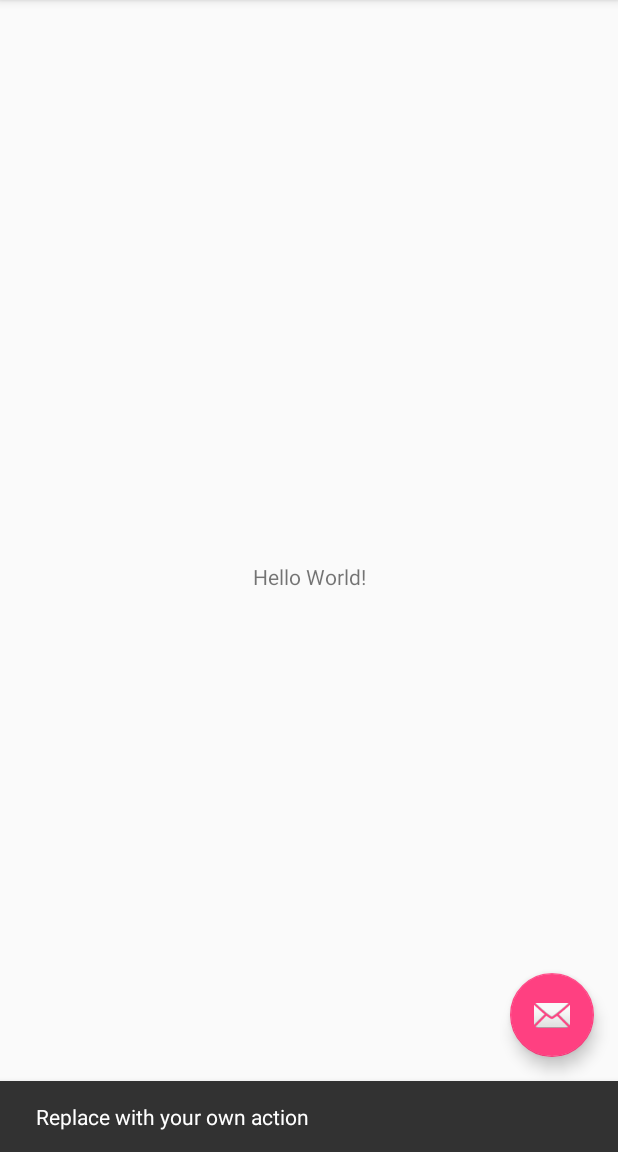
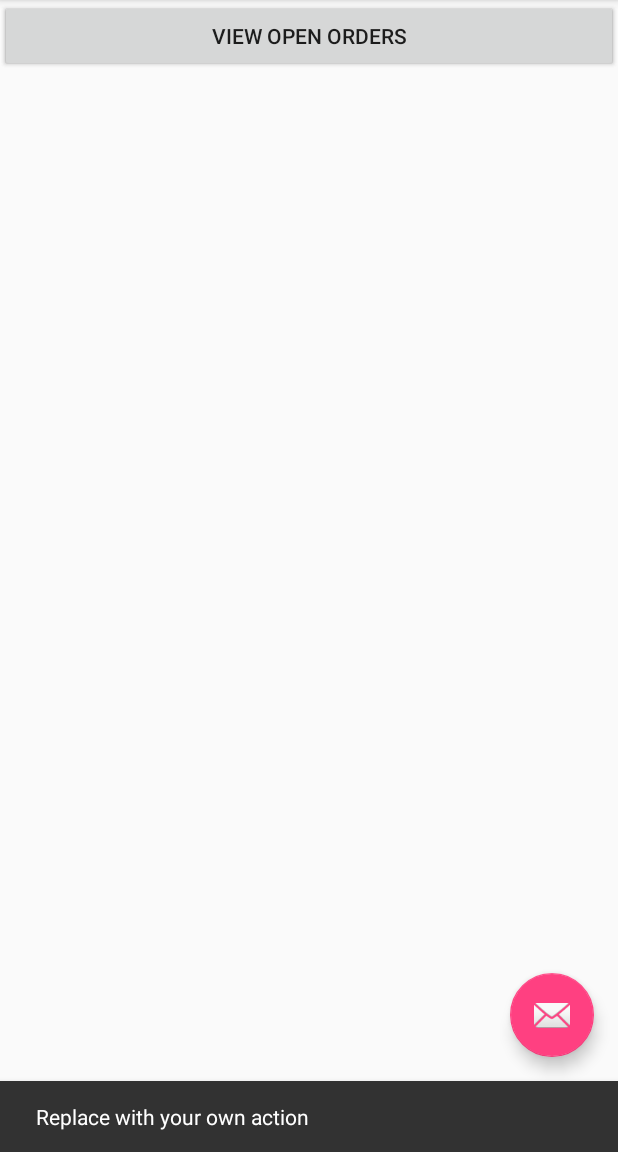
Before and after one commit to codeherlife/NewFoodOrder, an Android app: the screen it shows after launch (MainActivity), after a tap on an icon or button, on a phone screen of 412 x 824 dp, the part 84-1236 px from its top. Run offline under Robolectric (Android 15) with nearby library versions, the phone set to English and light mode, and no system bars.

Commit message:
added buttons

```diff
--- a/app/src/main/res/layout/content_main.xml
+++ b/app/src/main/res/layout/content_main.xml
@@ -8,13 +8,19 @@
     tools:context="com.codeherlife.newfoodorder.MainActivity"
     tools:showIn="@layout/activity_main">
 
-    <TextView
-        android:layout_width="wrap_content"
+    <Button
+        android:layout_width="match_parent"
         android:layout_height="wrap_content"
-        android:text="Hello World!"
-        app:layout_constraintBottom_toBottomOf="parent"
-        app:layout_constraintLeft_toLeftOf="parent"
-        app:layout_constraintRight_toRightOf="parent"
-        app:layout_constraintTop_toTopOf="parent" />
+        android:text="Add Food Item"
+        android:onClick="addFoodButtonClicked"
+        />
+
+    <Button
+        android:layout_width="match_parent"
+        android:layout_height="wrap_content"
+        android:text="View Open Orders"
+        android:onClick="viewOrders"
+        />
+
 
 </android.support.constraint.ConstraintLayout>
```
